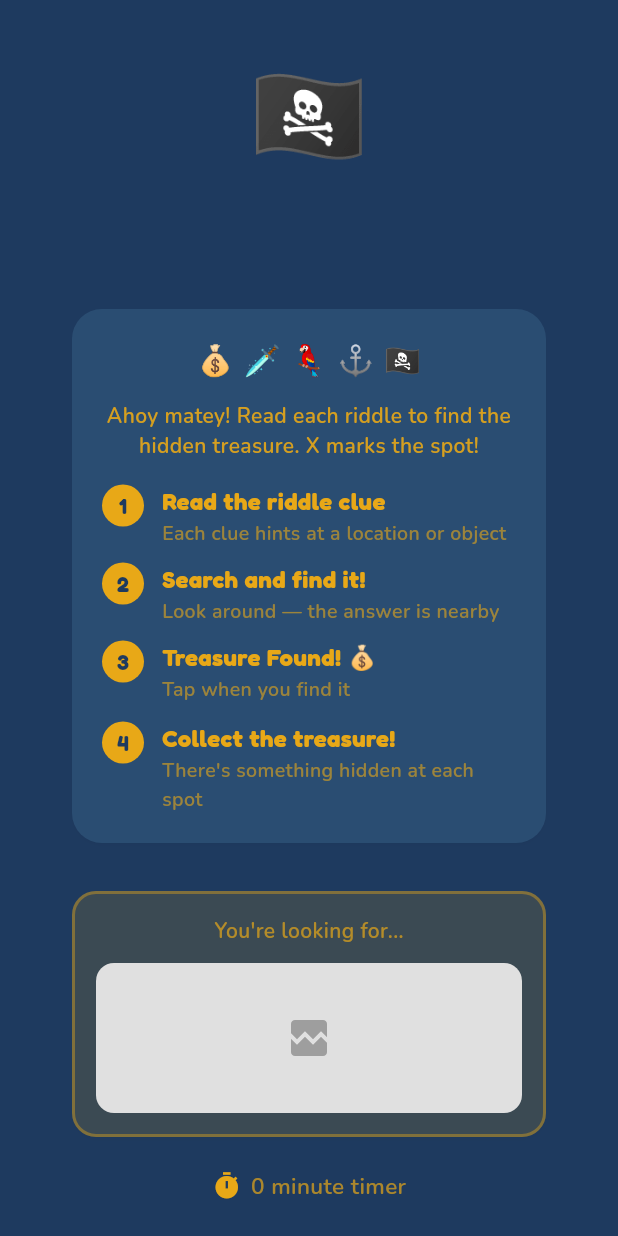
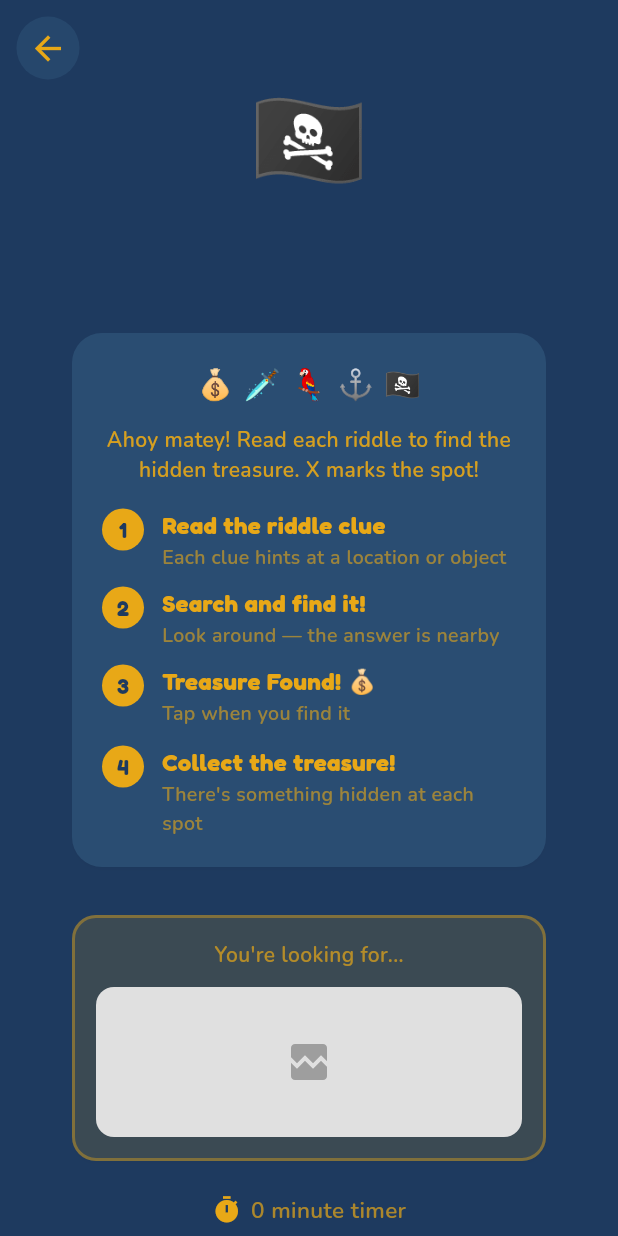
Before and after one commit to saturn1888/saturn1888, a Flutter app: the ClueScreen screen opened directly with empty values, on a phone screen of 412 x 824 dp. Run offline on Flutter 3.47's test engine with Material 3 defaults, Android fonts, the phone set to English and light mode, and no system bars; our stand-ins replace audioplayers, cloud_firestore, confetti, firebase_core, firebase_storage, google_fonts and 5 more; missing offline and left inert: mobile_scanner; accounts and stored records are empty.

Commit message:
Add back button to hunt intro screen
- Back arrow button on the How to Play intro screen (top left)
- Allows exiting a Quick Play hunt before starting
- Semi-transparent themed background on the button
- Content padding adjusted to not overlap with back button

https://claude.ai/code/session_017Aw2r6LuaKG11VTUwd3Kn5

```diff
--- a/lib/screens/clue_screen.dart
+++ b/lib/screens/clue_screen.dart
@@ -772,13 +772,15 @@ class _ClueScreenState extends State<ClueScreen>
     return Scaffold(
       backgroundColor: _theme.backgroundColor,
       body: SafeArea(
-        child: Center(
-          child: SingleChildScrollView(
-            padding: const EdgeInsets.all(32),
-            child: Column(
-              mainAxisAlignment: MainAxisAlignment.center,
-              children: [
-                Text(
+        child: Stack(
+          children: [
+            Center(
+              child: SingleChildScrollView(
+                padding: const EdgeInsets.fromLTRB(32, 48, 32, 32),
+                child: Column(
+                  mainAxisAlignment: MainAxisAlignment.center,
+                  children: [
+                    Text(
                   _theme.emoji,
                   style: const TextStyle(fontSize: 64),
                 ),
@@ -934,6 +936,21 @@ class _ClueScreenState extends State<ClueScreen>
             ),
           ),
         ),
+        // Back/close button
+        Positioned(
+          top: 8,
+          left: 8,
+          child: IconButton(
+            onPressed: () => Navigator.pop(context),
+            icon: Icon(Icons.arrow_back,
+                color: _theme.accentColor, size: 26),
+            style: IconButton.styleFrom(
+              backgroundColor: _theme.cardColor.withOpacity(0.7),
+            ),
+          ),
+        ),
+      ],
+    ),
       ),
     );
   }
```
